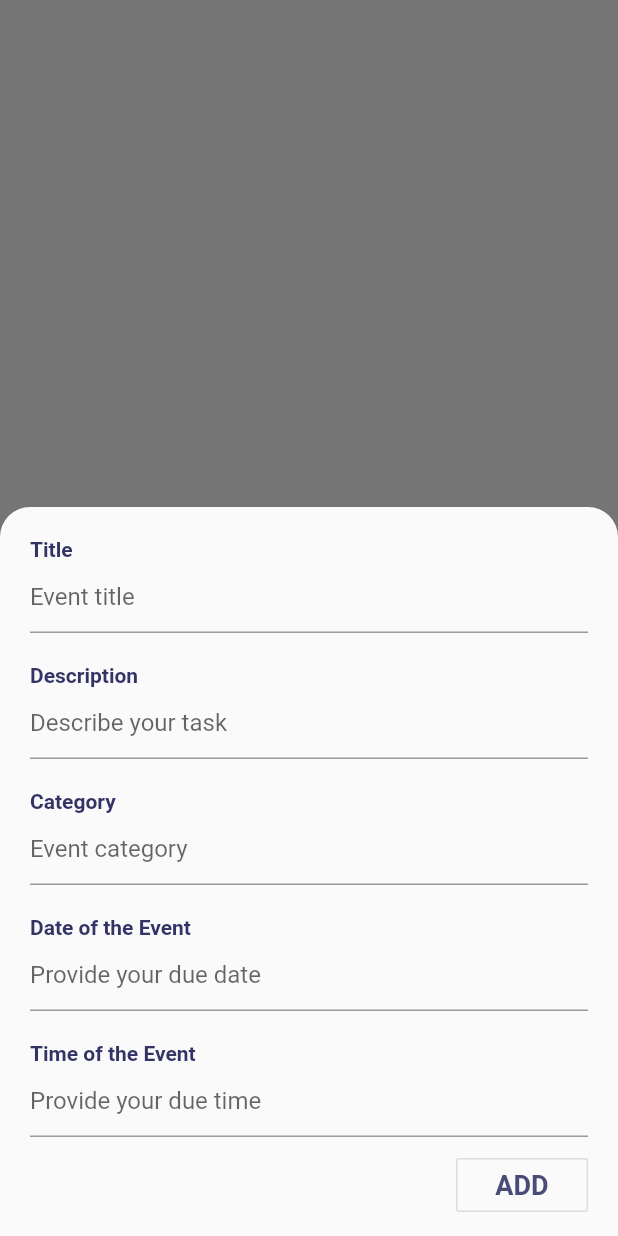
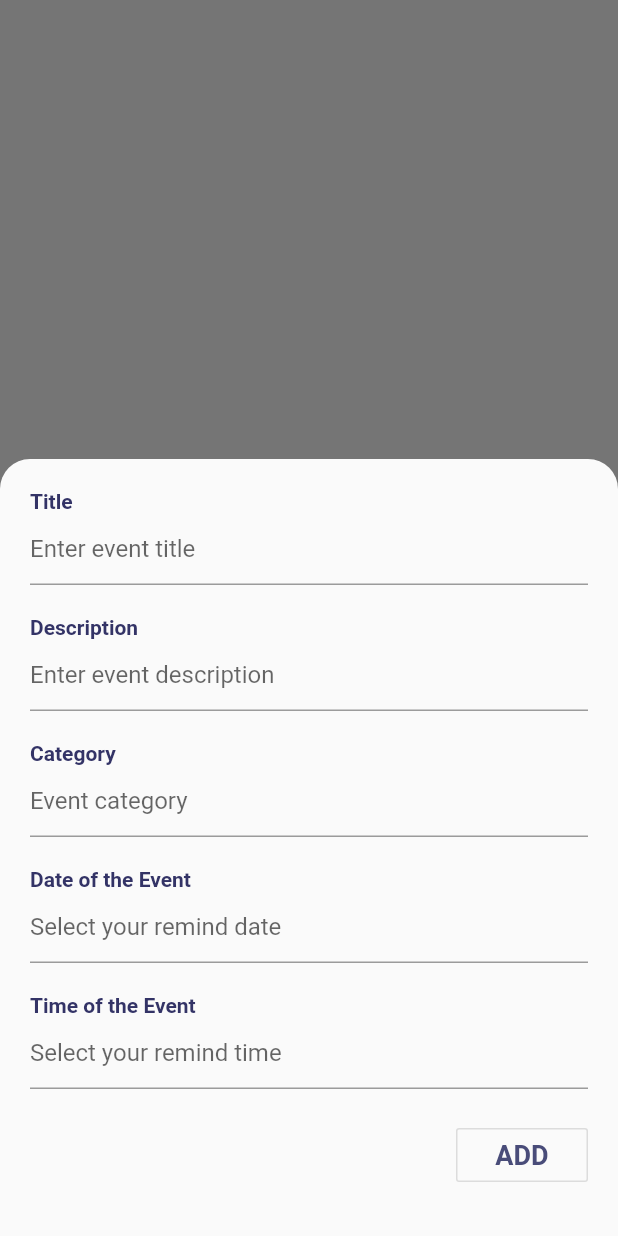
Before and after one commit to abishaan/Reminder, a Flutter app: the screen it shows after launch, item 4 of the bottom bar chosen, after a tap on the "add" icon, on a phone screen of 412 x 824 dp. Run offline on Flutter 3.47's test engine with Material 2 defaults, Android fonts, the phone set to English and light mode, and no system bars; our stand-ins replace cloud_firestore, material_design_icons_flutter, table_calendar; accounts and stored records are empty.

Commit message:
event_screen: refactored, category_screen: '', calender_screen: ''

```diff
--- a/lib/main.dart
+++ b/lib/main.dart
@@ -60,7 +60,6 @@ class _HomePageState extends State<HomePage> {
   @override
   Widget build(BuildContext context) {
     return Scaffold(
-      resizeToAvoidBottomInset: false,
       backgroundColor: Colors.white,
       body: _tabItems[_currentIndex],
       floatingActionButtonLocation: _buttonLocation,
@@ -74,7 +73,7 @@ class _HomePageState extends State<HomePage> {
             ),
             isScrollControlled: true,
             context: context,
-            builder: (_) => CreateEventWidget(isEditMode: false),
+            builder: (_) => CreateEventWidget(isEdit: false),
           );
         },
         tooltip: 'Add Event',
--- a/lib/screens/calendar_screen/special_event_widget.dart
+++ b/lib/screens/calendar_screen/special_event_widget.dart
@@ -46,7 +46,7 @@ class SpecialEventWidget extends StatelessWidget {
                           isScrollControlled: true,
                           context: context,
                           builder: (_) => CreateEventWidget(
-                              event: remindEvent, isEditMode: true),
+                              event: remindEvent, isEdit: true),
                         );
                       },
                     ),
--- a/lib/screens/event_screen/create_event_widget.dart
+++ b/lib/screens/event_screen/create_event_widget.dart
@@ -7,9 +7,9 @@ import 'package:reminder/themes/theme_color.dart';
 
 class CreateEventWidget extends StatefulWidget {
   final RemindEvent event;
-  final bool isEditMode;
+  final bool isEdit;
 
-  CreateEventWidget({Key key, this.event, this.isEditMode}) : super(key: key);
+  CreateEventWidget({Key key, this.event, this.isEdit}) : super(key: key);
 
   @override
   _CreateEventWidgetState createState() => _CreateEventWidgetState();
@@ -27,7 +27,7 @@ class _CreateEventWidgetState extends State<CreateEventWidget> {
 
   @override
   void initState() {
-    if (widget.isEditMode) {
+    if (widget.isEdit) {
       _reference = widget.event.reference;
       _eventTitle = widget.event.title;
       _eventDescription = widget.event.description;
@@ -39,18 +39,142 @@ class _CreateEventWidgetState extends State<CreateEventWidget> {
     super.initState();
   }
 
-  Future<DateTime> _inputRemindDate(BuildContext context) =>
-      showDatePicker(
+  Widget _formHeading(String label) {
+    return Text(label,
+        style: TextStyle(
+          color: ThemeColor.darkAccent,
+          fontWeight: FontWeight.w600,
+        ));
+  }
+
+  @override
+  Widget build(BuildContext context) {
+    return Container(
+      padding: EdgeInsets.fromLTRB(20, 20, 20, 10),
+      child: SingleChildScrollView(
+        padding:
+        EdgeInsets.only(bottom: MediaQuery.of(context).viewInsets.bottom),
+        child: Form(
+          key: _formKey,
+          child: Column(
+            crossAxisAlignment: CrossAxisAlignment.start,
+            mainAxisSize: MainAxisSize.min,
+            children: <Widget>[
+              _formHeading('Title'),
+              Padding(
+                padding: const EdgeInsets.only(bottom: 20.0),
+                child: TextFormField(
+                  initialValue: _eventTitle != null ? _eventTitle : null,
+                  decoration: InputDecoration(
+                    hintText: 'Enter event title',
+                  ),
+                  validator: (value) =>
+                  value.isEmpty ? 'Please enter event title' : null,
+                  onSaved: (value) {
+                    _eventTitle = value;
+                  },
+                ),
+              ),
+              _formHeading('Description'),
+              Padding(
+                padding: const EdgeInsets.only(bottom: 20.0),
+                child: TextFormField(
+                  initialValue:
+                  _eventDescription != null ? _eventDescription : null,
+                  decoration: InputDecoration(
+                    hintText: 'Enter event description',
+                  ),
+                  validator: (value) =>
+                  value.isEmpty ? 'Please enter event description' : null,
+                  onSaved: (value) {
+                    _eventDescription = value;
+                  },
+                ),
+              ),
+              _formHeading('Category'),
+              Padding(
+                padding: const EdgeInsets.only(bottom: 20.0),
+                child: TextFormField(
+                  initialValue: _eventCategory != null ? _eventCategory : null,
+                  decoration: InputDecoration(
+                    hintText: 'Event category',
+                  ),
+                  validator: (value) =>
+                  value.isEmpty ? 'Please enter some text' : null,
+                  onSaved: (value) {
+                    _eventCategory = value;
+                  },
+                ),
+              ),
+              _formHeading('Date of the Event'),
+              Padding(
+                padding: const EdgeInsets.only(bottom: 20.0),
+                child: TextFormField(
+                  onTap: () async {
+                    final selectedDate = await _inputRemindDate(context);
+                    setState(() {
+                      _eventDate = selectedDate;
+                    });
+                  },
+                  readOnly: true,
+                  decoration: InputDecoration(
+                    hintText: _eventDate == null
+                        ? 'Select your remind date'
+                        : DateFormat.yMMMd().format(_eventDate).toString(),
+                  ),
+                ),
+              ),
+              _formHeading('Time of the Event'),
+              Padding(
+                padding: const EdgeInsets.only(bottom: 20.0),
+                child: TextFormField(
+                  onTap: () async {
+                    final selectedTime = await _inputRemindTime(context);
+                    setState(() {
+                      _eventTime = selectedTime;
+                    });
+                  },
+                  readOnly: true,
+                  decoration: InputDecoration(
+                    hintText: _eventTime == null
+                        ? 'Select your remind time'
+                        : _eventTime.format(context),
+                  ),
+                ),
+              ),
+              Container(
+                padding: const EdgeInsets.only(bottom: 20.0),
+                alignment: Alignment.bottomRight,
+                child: OutlineButton(
+                  child: Text(
+                    widget.isEdit ? 'UPDATE' : 'ADD',
+                    style: TextStyle(
+                        color: ThemeColor.primaryAccent,
+                        fontSize: 18,
+                        fontWeight: FontWeight.bold),
+                  ),
+                  onPressed: () {
+                    _validateForm();
+                  },
+                ),
+              ),
+            ],
+          ),
+        ),
+      ),
+    );
+  }
+
+  Future<DateTime> _inputRemindDate(BuildContext context) => showDatePicker(
     context: context,
     firstDate: DateTime(2020),
     lastDate: DateTime(2025),
-        initialDate: widget.isEditMode ? _eventDate : DateTime.now(),
+    initialDate: widget.isEdit ? _eventDate : DateTime.now(),
   );
 
-  Future<TimeOfDay> _inputRemindTime(BuildContext context) =>
-      showTimePicker(
+  Future<TimeOfDay> _inputRemindTime(BuildContext context) => showTimePicker(
     context: context,
-        initialTime: widget.isEditMode ? _eventTime : TimeOfDay.now(),
+    initialTime: widget.isEdit ? _eventTime : TimeOfDay.now(),
   );
 
   void _validateForm() {
@@ -68,7 +192,7 @@ class _CreateEventWidgetState extends State<CreateEventWidget> {
             remindTime: _eventTime.format(context).toString());
 
         if (event != null) {
-          if (widget.isEditMode) {
+          if (widget.isEdit) {
             print('----------------' + widget.event.toJson().toString());
 
             eventAPI.updateEvent(event);
@@ -81,130 +205,4 @@ class _CreateEventWidgetState extends State<CreateEventWidget> {
       Navigator.of(context).pop();
     }
   }
-
-  Widget _textLabel(String label) {
-    return Text(label,
-        style: TextStyle(
-          color: ThemeColor.darkAccent,
-          fontWeight: FontWeight.w600,
-        ));
 }
-
-  @override
-  Widget build(BuildContext context) {
-    return Container(
-      padding: EdgeInsets.fromLTRB(20, 20, 20, 10),
-      child: SingleChildScrollView(
-        padding:
-        EdgeInsets.only(bottom: MediaQuery
-            .of(context)
-            .viewInsets
-            .bottom),
-        child: Form(
-          key: _formKey,
-          child: Column(
-            crossAxisAlignment: CrossAxisAlignment.start,
-            mainAxisSize: MainAxisSize.min,
-            children: <Widget>[
-              _textLabel('Title'),
-              TextFormField(
-                initialValue: _eventTitle != null ? _eventTitle : null,
-                decoration: InputDecoration(
-                  hintText: 'Event title',
-                ),
-                validator: (value) =>
-                value.isEmpty ? 'Please enter some text' : null,
-                onSaved: (value) {
-                  _eventTitle = value;
-                },
-              ),
-              SizedBox(
-                height: 20,
-              ),
-              _textLabel('Description'),
-              TextFormField(
-                initialValue:
-                _eventDescription != null ? _eventDescription : null,
-                decoration: InputDecoration(
-                  hintText: 'Describe your task',
-                ),
-                validator: (value) =>
-                value.isEmpty ? 'Please enter some text' : null,
-                onSaved: (value) {
-                  _eventDescription = value;
-                },
-              ),
-              SizedBox(
-                height: 20,
-              ),
-              _textLabel('Category'),
-              TextFormField(
-                initialValue: _eventCategory != null ? _eventCategory : null,
-                decoration: InputDecoration(
-                  hintText: 'Event category',
-                ),
-                validator: (value) =>
-                value.isEmpty ? 'Please enter some text' : null,
-                onSaved: (value) {
-                  _eventCategory = value;
-                },
-              ),
-              SizedBox(
-                height: 20,
-              ),
-              _textLabel('Date of the Event'),
-              TextFormField(
-                onTap: () async {
-                  final selectedDate = await _inputRemindDate(context);
-                  setState(() {
-                    _eventDate = selectedDate;
-                  });
-                },
-                readOnly: true,
-                decoration: InputDecoration(
-                  hintText: _eventDate == null
-                      ? 'Provide your due date'
-                      : DateFormat.yMMMd().format(_eventDate).toString(),
-                ),
-              ),
-              SizedBox(
-                height: 20,
-              ),
-              _textLabel('Time of the Event'),
-              TextFormField(
-                onTap: () async {
-                  final selectedTime = await _inputRemindTime(context);
-                  setState(() {
-                    _eventTime = selectedTime;
-                  });
-                },
-                readOnly: true,
-                decoration: InputDecoration(
-                  hintText: _eventTime == null
-                      ? 'Provide your due time'
-                      : _eventTime.format(context),
-                ),
-              ),
-              Container(
-                margin: EdgeInsets.only(top: 8),
-                alignment: Alignment.bottomRight,
-                child: OutlineButton(
-                  child: Text(
-                    widget.isEditMode ? 'UPDATE' : 'ADD',
-                    style: TextStyle(
-                        color: ThemeColor.primaryAccent,
-                        fontSize: 18,
-                        fontWeight: FontWeight.bold),
-                  ),
-                  onPressed: () {
-                    _validateForm();
-                  },
-                ),
-              ),
-            ],
-          ),
-        ),
-      ),
-    );
-  }
-}
--- a/lib/screens/event_screen/event_list_widget.dart
+++ b/lib/screens/event_screen/event_list_widget.dart
@@ -14,9 +14,8 @@ class EventListWidget extends StatelessWidget {
   @override
   Widget build(BuildContext context) {
     EventAPI eventAPI = EventAPI();
-
     return Card(
-      elevation: 2,
+      elevation: 1,
       shape: RoundedRectangleBorder(
           borderRadius: BorderRadius.circular(20),
           side:
@@ -48,7 +47,7 @@ class EventListWidget extends StatelessWidget {
                           isScrollControlled: true,
                           context: context,
                           builder: (_) => CreateEventWidget(
-                              event: remindEvent, isEditMode: true),
+                              event: remindEvent, isEdit: true),
                         );
                       },
                     ),
```
Lines whose indentation alone changed are shown as unchanged.
